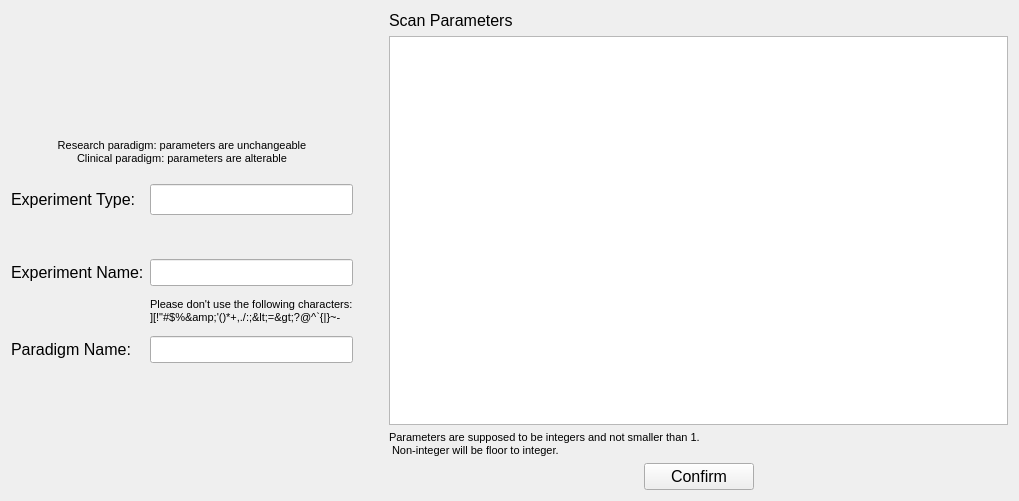
Old version of the form smartfMRI/experimentmanager.ui in the repository wuzhuobin/smartfMRI.
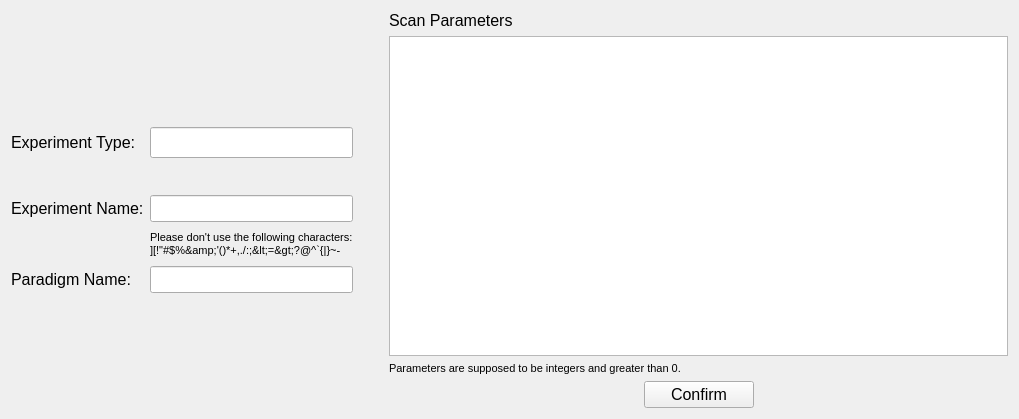
New version of the form. Icons and pictures are not drawn.

Patch:
```diff
--- a/smartfMRI/experimentmanager.ui
+++ b/smartfMRI/experimentmanager.ui
@@ -7,7 +7,7 @@
     <x>0</x>
     <y>0</y>
     <width>1019</width>
-    <height>501</height>
+    <height>419</height>
    </rect>
   </property>
   <property name="windowTitle">
@@ -35,7 +35,7 @@
      </item>
      <item>
       <layout class="QGridLayout" name="gridLayout_3">
-       <item row="6" column="0">
+       <item row="5" column="0">
         <widget class="QLabel" name="label_5">
          <property name="font">
           <font>
@@ -47,7 +47,7 @@
          </property>
         </widget>
        </item>
-       <item row="1" column="0">
+       <item row="0" column="0">
         <layout class="QHBoxLayout" name="horizontalLayout_3">
          <item>
           <widget class="QLabel" name="label_7">
@@ -63,7 +63,7 @@
          </item>
         </layout>
        </item>
-       <item row="4" column="1" colspan="2">
+       <item row="3" column="1" colspan="2">
         <widget class="QLineEdit" name="experimentNameLineEdit">
          <property name="font">
           <font>
@@ -72,7 +72,7 @@
          </property>
         </widget>
        </item>
-       <item row="3" column="0">
+       <item row="2" column="0">
         <spacer name="verticalSpacer_4">
          <property name="orientation">
           <enum>Qt::Vertical</enum>
@@ -85,7 +85,7 @@
          </property>
         </spacer>
        </item>
-       <item row="6" column="1" colspan="2">
+       <item row="5" column="1" colspan="2">
         <widget class="QLineEdit" name="paradigmNameLineEdit">
          <property name="font">
           <font>
@@ -97,7 +97,20 @@
          </property>
         </widget>
        </item>
-       <item row="4" column="0">
+       <item row="4" column="1" colspan="2">
+        <widget class="QLabel" name="label_2">
+         <property name="font">
+          <font>
+           <pointsize>8</pointsize>
+          </font>
+         </property>
+         <property name="text">
+          <string>Please don't use the following characters:
+][!&quot;#$%&amp;'()*+,./:;&lt;=&gt;?@^`{|}~-</string>
+         </property>
+        </widget>
+       </item>
+       <item row="3" column="0">
         <widget class="QLabel" name="label_4">
          <property name="font">
           <font>
@@ -109,7 +122,7 @@
          </property>
         </widget>
        </item>
-       <item row="1" column="1" colspan="2">
+       <item row="0" column="1" colspan="2">
         <widget class="QLineEdit" name="experimentLineEdit">
          <property name="enabled">
           <bool>true</bool>
@@ -125,37 +138,7 @@
          </property>
         </widget>
        </item>
-       <item row="0" column="0" colspan="3">
-        <widget class="QLabel" name="label">
-         <property name="font">
-          <font>
-           <pointsize>8</pointsize>
-          </font>
-         </property>
-         <property name="text">
-          <string>Research paradigm: parameters are unchangeable
-Clinical paradigm: parameters are alterable
-</string>
-         </property>
-         <property name="alignment">
-          <set>Qt::AlignCenter</set>
-         </property>
-        </widget>
-       </item>
-       <item row="5" column="1" colspan="2">
-        <widget class="QLabel" name="label_2">
-         <property name="font">
-          <font>
-           <pointsize>8</pointsize>
-          </font>
-         </property>
-         <property name="text">
-          <string>Please don't use the following characters:
-][!&quot;#$%&amp;'()*+,./:;&lt;=&gt;?@^`{|}~-</string>
-         </property>
-        </widget>
-       </item>
-       <item row="5" column="0">
+       <item row="4" column="0">
         <spacer name="verticalSpacer_2">
          <property name="font">
           <font>
@@ -312,8 +295,7 @@
         </font>
        </property>
        <property name="text">
-        <string>Parameters are supposed to be integers and not smaller than 1.
- Non-integer will be floor to integer.</string>
+        <string>Parameters are supposed to be integers and greater than 0.</string>
        </property>
       </widget>
      </item>
```
Left out of the diff: 36 changed lines with no effect on the pictures.
